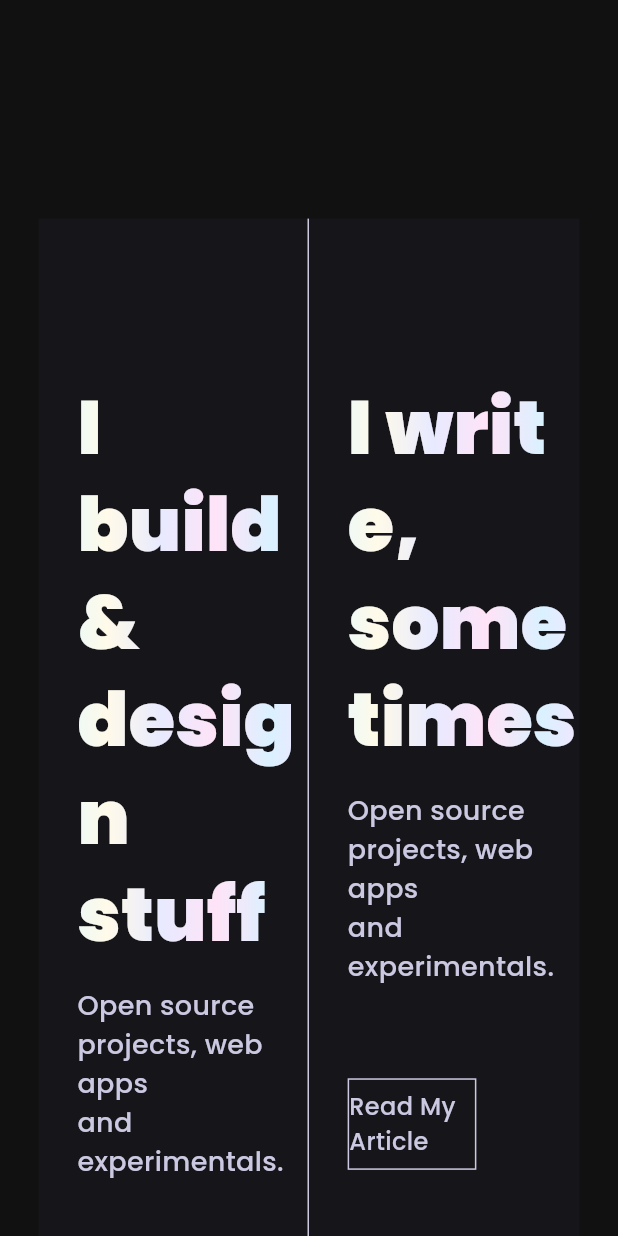
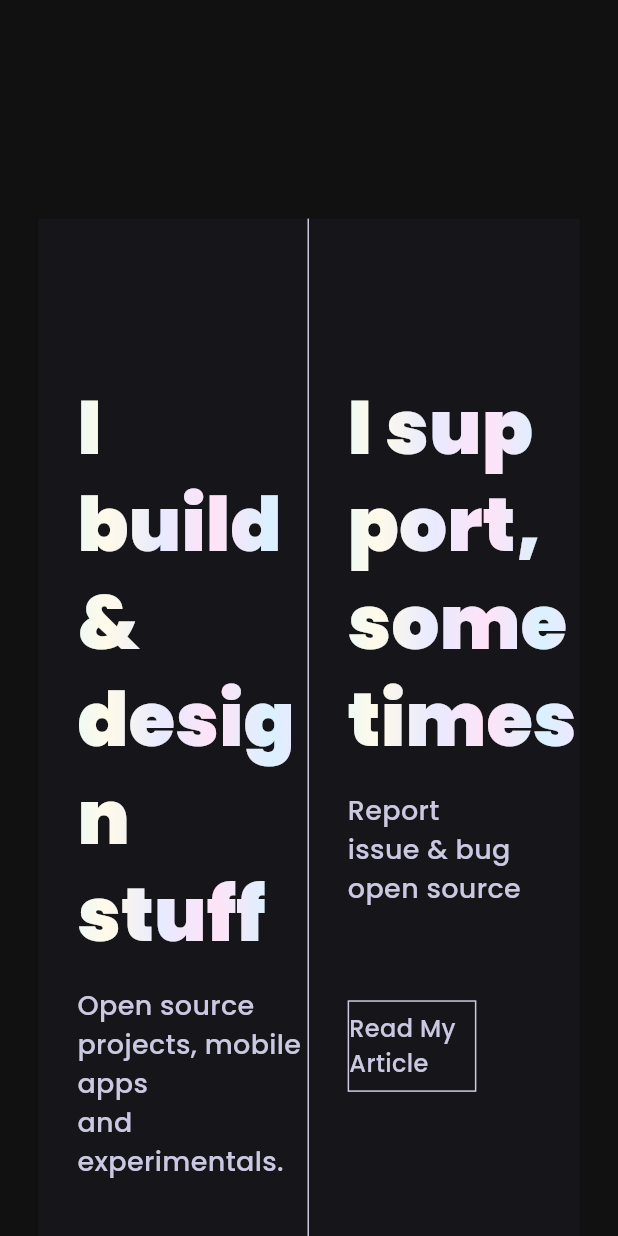
Before and after one commit to Hai4320/hai_portfolio, a Flutter app: the screen it shows after launch, scrolled down 2304 dp, on a phone screen of 412 x 824 dp. Run offline on Flutter 3.47's test engine with Material 3 defaults, Android fonts, the phone set to English and light mode, and no system bars; our stand-ins replace flutter_screenutil, flutter_svg, get, google_fonts.

Commit message:
update ìno 1

```diff
--- a/lib/ui/screens/home/widgets/home_web.dart
+++ b/lib/ui/screens/home/widgets/home_web.dart
@@ -140,7 +140,7 @@ class _HomeWebState extends State<HomeWeb> {
                       children: [
                         SizedBox(height: 100.h),
                         const Text(
-                          'Engineering',
+                          'Mobile',
                           style: TextStyle(
                             fontSize: 60,
                             fontWeight: FontWeight.w900,
@@ -148,7 +148,7 @@ class _HomeWebState extends State<HomeWeb> {
                         ).gradient(),
                         SizedBox(height: 20.h),
                         const Text(
-                          "I have the ideal tools for developing JavaScript applications, and I can definitely work without them to produce quick, durable solutions that are designed for growth – performance and scalability are top objectives on my radar.",
+                          "I have the ideal tools for developing mobile applications, and I can definitely work without them to produce quick, durable solutions that are designed for growth – performance and scalability are top objectives on my radar.",
                           style: TextStyle(
                             fontSize: 14,
                             fontWeight: FontWeight.w300,
@@ -165,7 +165,7 @@ class _HomeWebState extends State<HomeWeb> {
                       children: [
                         SizedBox(height: 100.h),
                         const Text(
-                          'Design',
+                          'Engineering',
                           style: TextStyle(
                             fontSize: 60,
                             fontWeight: FontWeight.w900,
@@ -173,7 +173,7 @@ class _HomeWebState extends State<HomeWeb> {
                         ).gradient(),
                         SizedBox(height: 20.h),
                         const Text(
-                          "I design, even though I'm probably not the typical designer sitting in front of an Illustrator artboard tweaking pixels. You can always find me buried in stylesheets, fiddling with font sizes and thinking about layouts (~_^). Creating fluid user experiences is something I'm committed to doing while looking chic.",
+                          "Besides mobile development, I also enjoy working on web projects, sometimes as a Frontend developer and occasionally as a Backend developer. Although I'm not an expert in this field, I am very passionate about it.",
                           style: TextStyle(
                             fontSize: 14,
                             fontWeight: FontWeight.w300,
@@ -218,7 +218,7 @@ class _HomeWebState extends State<HomeWeb> {
                           ).gradient(),
                           SizedBox(height: 20.h),
                           const Text(
-                            "Open source\nprojects, web apps\nand experimentals.",
+                            "Open source\nprojects, mobile apps\nand experimentals.",
                             style: TextStyle(
                               fontSize: 18,
                               fontWeight: FontWeight.w500,
@@ -227,7 +227,7 @@ class _HomeWebState extends State<HomeWeb> {
                           SizedBox(height: 80.h),
                           SizedBox(
                             width: 400.w,
-                            child: PrimaryButton(label: "Read My Article", onTap: () {}),
+                            child: PrimaryButton(label: "See my apps", onTap: () {}),
                           ),
                         ],
                       ),
@@ -245,12 +245,12 @@ class _HomeWebState extends State<HomeWeb> {
                         crossAxisAlignment: CrossAxisAlignment.start,
                         children: [
                           const Text(
-                            'I write,\nsometimes',
+                            'I support,\nsometimes',
                             style: TextStyle(fontSize: 50, fontWeight: FontWeight.w900, height: 1.3),
                           ).gradient(),
                           SizedBox(height: 20.h),
                           const Text(
-                            "Open source\nprojects, web apps\nand experimentals.",
+                            "Report\nissue & bug\nopen source",
                             style: TextStyle(
                               fontSize: 18,
                               fontWeight: FontWeight.w500,
@@ -296,7 +296,7 @@ class _HomeWebState extends State<HomeWeb> {
                   const SizedBox(
                     width: 700,
                     child: Text(
-                      "I've built products for companies and individuals around africa ranging from marketing websites to complex solutions and enterprise apps with focus on fast, elegant and accessible user experiences. Currently, I work at Diool as a frontend engineer in the growth team.\n\n    Before now, I worked as the Founding Frontend Engineer at Klas, crafting thoughtful and inclusive experiences that adhere to web standards. Prior to Klas, I was a front engineer contractor with Regnify and Haxell, building digital products that users love",
+                      "I build applications for both companies and personal projects, ranging from travel and food apps with a focus on user interface to AI applications for fitness and health with complex effects and logic, serving people all over Japan. Currently, I work at Sun* as a mobile engineer in the growth team.",
                       style: TextStyle(
                         fontSize: 16,
                         fontWeight: FontWeight.w500,
```
